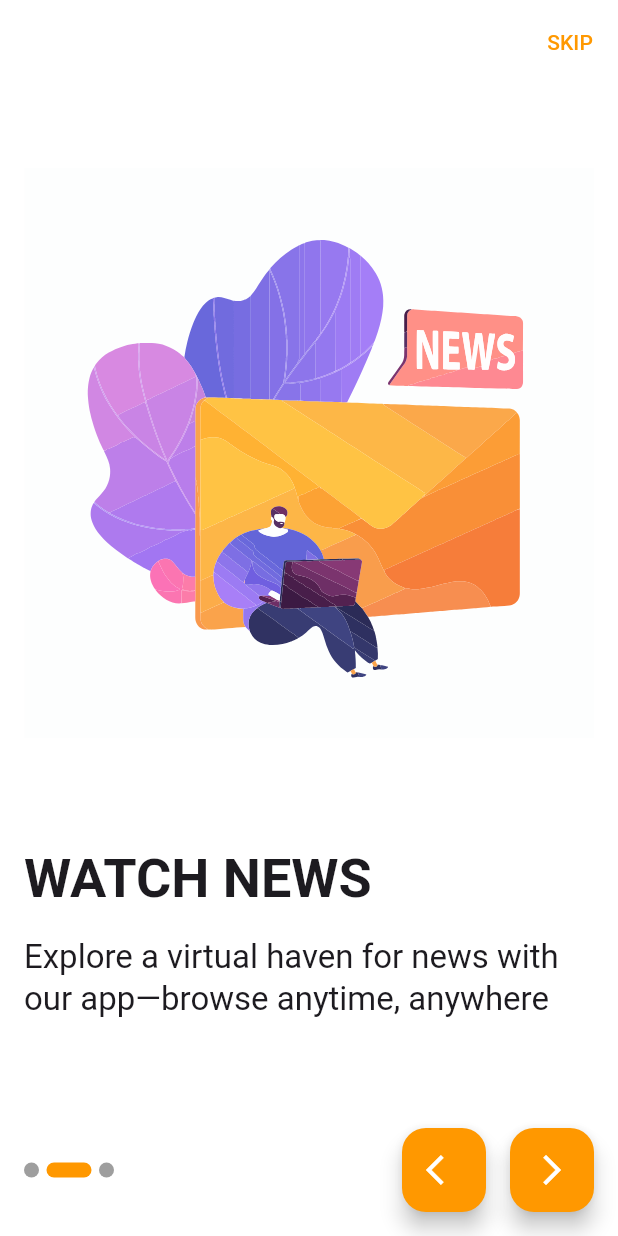
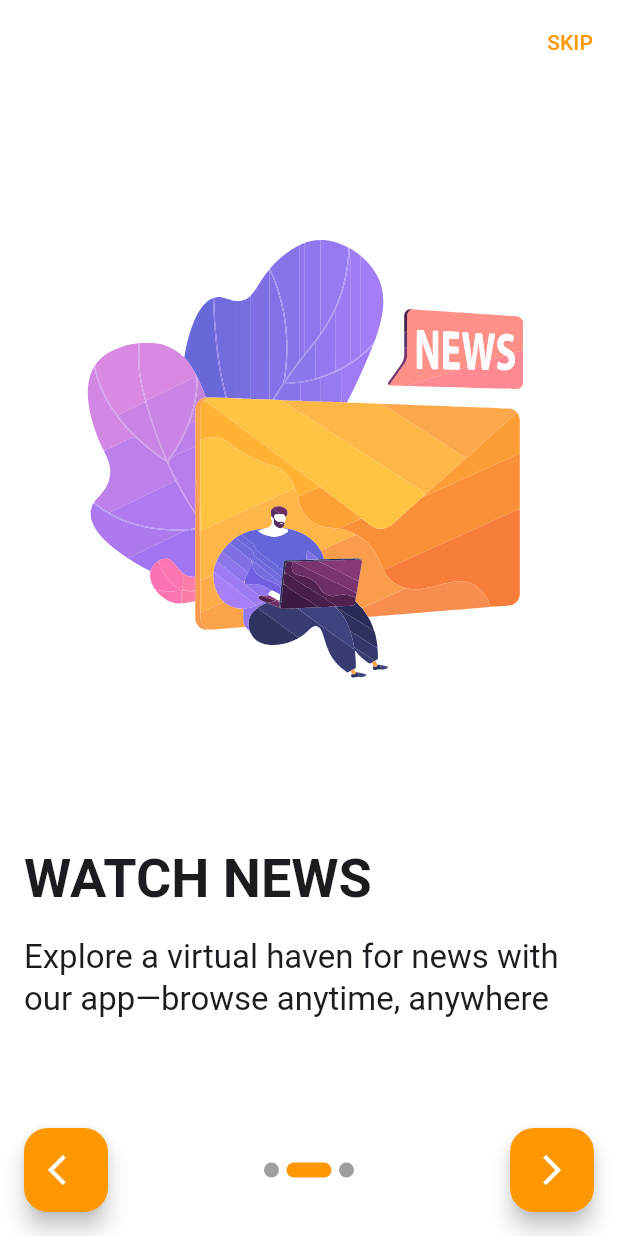
Before and after one commit to FakhrElddin/Mobile_Project, a Flutter app: the screen it shows after launch, after a tap on the "arrow forward ios" icon, on a phone screen of 412 x 824 dp. Run offline on Flutter 3.47's test engine with Material 3 defaults, Android fonts, the phone set to English and light mode, and no system bars; drawn by our look-alikes of smooth_page_indicator; our stand-ins replace cached_network_image, dio, double_back_to_close_app, flutter_staggered_animations, flutter_svg, shared_preferences and 1 more; missing offline and left inert: list_wheel_scroll_view_nls; network calls fail.

Commit message:
edit onboarding screen buttons and delete helper file

```diff
--- a/lib/main.dart
+++ b/lib/main.dart
@@ -23,7 +23,7 @@ class NewsApp extends StatelessWidget {
   Widget build(BuildContext context) {
     return MaterialApp(
       debugShowCheckedModeBanner: false,
-      home: onBoarding ? HomePage() : OnBoardingPage(),
+      home: OnBoardingPage(),
     );
   }
 }
--- a/lib/widgets/on_boarding_body.dart
+++ b/lib/widgets/on_boarding_body.dart
@@ -37,6 +37,7 @@ class _OnBoardingBodyState extends State<OnBoardingBody> {
   PageController boardingController = PageController();
   bool isLast = false;
   bool isFirst = true;
+  IconData btn2Icon = Icons.arrow_forward_ios;
 
   @override
   Widget build(BuildContext context) {
@@ -51,7 +52,13 @@ class _OnBoardingBodyState extends State<OnBoardingBody> {
               onPageChanged: (index) {
                 if(index == boardingList.length - 1){
                   isLast = true;
+                  setState(() {
+                    btn2Icon = Icons.check;
+                  });
                 } else{
+                  setState(() {
+                    btn2Icon = Icons.arrow_forward_ios;
+                  });
                   isLast = false;
                 }
                 if(index == 0){
@@ -70,20 +77,8 @@ class _OnBoardingBodyState extends State<OnBoardingBody> {
             height: 40,
           ),
           Row(
+            mainAxisAlignment: MainAxisAlignment.spaceBetween,
             children: [
-              SmoothPageIndicator(
-                controller: boardingController,
-                count: boardingList.length,
-                effect: const ExpandingDotsEffect(
-                  dotColor: Colors.grey,
-                  activeDotColor: Colors.orange,
-                  dotHeight: 10,
-                  dotWidth: 10,
-                  expansionFactor: 3,
-                  spacing: 5,
-                ),
-              ),
-              const Spacer(),
               FloatingActionButton(
                 heroTag: 'btn1',
                 backgroundColor: Colors.orange,
@@ -102,8 +97,17 @@ class _OnBoardingBodyState extends State<OnBoardingBody> {
                   color: Colors.white,
                 ),
               ),
-              const SizedBox(
-                width: 16,
+              SmoothPageIndicator(
+                controller: boardingController,
+                count: boardingList.length,
+                effect: const ExpandingDotsEffect(
+                  dotColor: Colors.grey,
+                  activeDotColor: Colors.orange,
+                  dotHeight: 10,
+                  dotWidth: 10,
+                  expansionFactor: 3,
+                  spacing: 5,
+                ),
               ),
               FloatingActionButton(
                 heroTag: 'btn2',
@@ -127,8 +131,8 @@ class _OnBoardingBodyState extends State<OnBoardingBody> {
                     });
                   }
                 },
-                child: const Icon(
-                  Icons.arrow_forward_ios,
+                child: Icon(
+                  btn2Icon,
                   color: Colors.white,
                 ),
               ),
```
Also changed, not shown: lib/widgets/holder.dart (deleted, +0 -52 lines).
